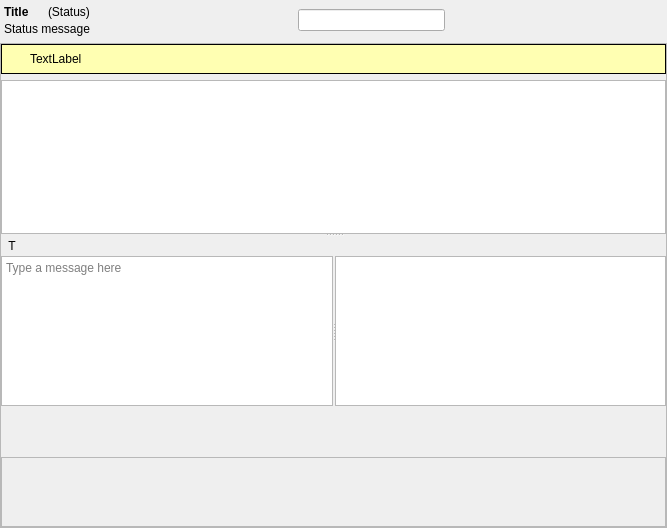
First picture: the form in retroshare-gui/src/gui/chat/ChatWidget.ui, repository RetroShare/RetroShare, before the edit.
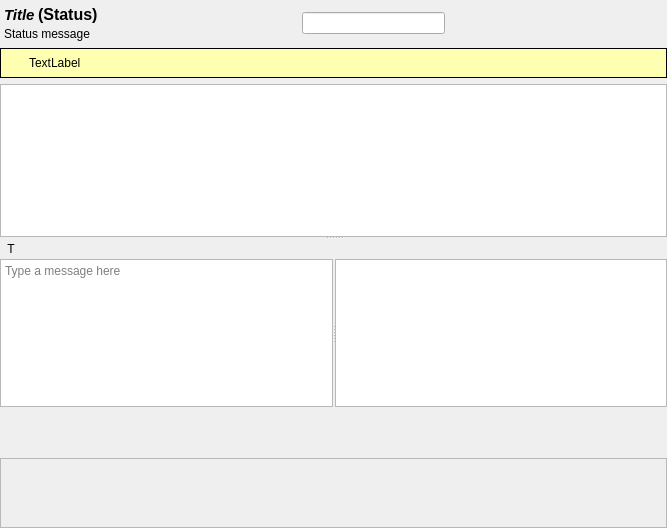
Second picture: the form after the edit. Icons and pictures are not drawn. Custom widgets are drawn as their Qt base class.

Diff of the .ui file:
```diff
--- a/retroshare-gui/src/gui/chat/ChatWidget.ui
+++ b/retroshare-gui/src/gui/chat/ChatWidget.ui
@@ -84,10 +84,12 @@
           <item>
            <layout class="QHBoxLayout" name="nameLayout">
             <item>
-             <widget class="StyledLabel" name="titleLabel">
+             <widget class="QLabel" name="titleLabel">
               <property name="font">
                <font>
+                <pointsize>11</pointsize>
                 <weight>75</weight>
+                <italic>true</italic>
                 <bold>true</bold>
                </font>
               </property>
@@ -100,7 +102,14 @@
              </widget>
             </item>
             <item>
-             <widget class="StyledLabel" name="statusLabel">
+             <widget class="QLabel" name="statusLabel">
+              <property name="font">
+               <font>
+                <pointsize>12</pointsize>
+                <weight>75</weight>
+                <bold>true</bold>
+               </font>
+              </property>
               <property name="text">
                <string>(Status)</string>
               </property>
@@ -121,14 +130,14 @@
          </layout>
         </item>
         <item>
-         <widget class="QFrame" name="pluginTopFrame">
+         <widget class="QFrame" name="trans_Frame_PluginTop">
           <property name="frameShape">
            <enum>QFrame::NoFrame</enum>
           </property>
           <property name="frameShadow">
            <enum>QFrame::Plain</enum>
           </property>
-          <layout class="QHBoxLayout" name="pluginTitleFrameHLayout_2">
+          <layout class="QHBoxLayout" name="trans_Frame_PluginTop_HL">
            <property name="spacing">
             <number>3</number>
            </property>
@@ -311,14 +320,14 @@
          </widget>
         </item>
         <item>
-         <widget class="QFrame" name="pluginTitleFrame">
+         <widget class="QFrame" name="trans_Frame_PluginTitle">
           <property name="frameShape">
            <enum>QFrame::NoFrame</enum>
           </property>
           <property name="frameShadow">
            <enum>QFrame::Plain</enum>
           </property>
-          <layout class="QHBoxLayout" name="pluginTitleFrameHLayout">
+          <layout class="QHBoxLayout" name="trans_Frame_PluginTitle_HL">
            <property name="spacing">
             <number>3</number>
            </property>
@@ -355,12 +364,6 @@
          <height>0</height>
         </size>
        </property>
-       <property name="frameShape">
-        <enum>QFrame::StyledPanel</enum>
-       </property>
-       <property name="frameShadow">
-        <enum>QFrame::Raised</enum>
-       </property>
        <layout class="QVBoxLayout" name="chatTextFrameVLayout">
         <property name="leftMargin">
          <number>0</number>
@@ -375,10 +378,19 @@
          <number>0</number>
         </property>
         <item>
-         <widget class="QFrame" name="infoFrame">
+         <widget class="QFrame" name="info_Frame">
           <property name="palette">
            <palette>
             <active>
+             <colorrole role="WindowText">
+              <brush brushstyle="SolidPattern">
+               <color alpha="255">
+                <red>0</red>
+                <green>0</green>
+                <blue>0</blue>
+               </color>
+              </brush>
+             </colorrole>
              <colorrole role="Base">
               <brush brushstyle="SolidPattern">
                <color alpha="255">
@@ -399,6 +411,15 @@
              </colorrole>
             </active>
             <inactive>
+             <colorrole role="WindowText">
+              <brush brushstyle="SolidPattern">
+               <color alpha="255">
+                <red>0</red>
+                <green>0</green>
+                <blue>0</blue>
+               </color>
+              </brush>
+             </colorrole>
              <colorrole role="Base">
               <brush brushstyle="SolidPattern">
                <color alpha="255">
@@ -419,6 +440,15 @@
              </colorrole>
             </inactive>
             <disabled>
+             <colorrole role="WindowText">
+              <brush brushstyle="SolidPattern">
+               <color alpha="255">
+                <red>154</red>
+                <green>154</green>
+                <blue>154</blue>
+               </color>
+              </brush>
+             </colorrole>
              <colorrole role="Base">
               <brush brushstyle="SolidPattern">
                <color alpha="255">
@@ -1089,21 +1119,6 @@
   </action>
  </widget>
  <customwidgets>
-  <customwidget>
-   <class>LineEditClear</class>
-   <extends>QLineEdit</extends>
-   <header location="global">gui/common/LineEditClear.h</header>
-  </customwidget>
-  <customwidget>
-   <class>StyledLabel</class>
-   <extends>QLabel</extends>
-   <header>gui/common/StyledLabel.h</header>
-  </customwidget>
-  <customwidget>
-   <class>RSTextBrowser</class>
-   <extends>QTextBrowser</extends>
-   <header>gui/common/RSTextBrowser.h</header>
-  </customwidget>
   <customwidget>
    <class>HashBox</class>
    <extends>QScrollArea</extends>
@@ -1115,6 +1130,16 @@
    <extends>QTextEdit</extends>
    <header location="global">gui/common/MimeTextEdit.h</header>
   </customwidget>
+  <customwidget>
+   <class>LineEditClear</class>
+   <extends>QLineEdit</extends>
+   <header>gui/common/LineEditClear.h</header>
+  </customwidget>
+  <customwidget>
+   <class>RSTextBrowser</class>
+   <extends>QTextBrowser</extends>
+   <header>gui/common/RSTextBrowser.h</header>
+  </customwidget>
  </customwidgets>
  <resources>
   <include location="../WikiPoos/Wiki_images.qrc"/>
```
Left out of the diff: 3 changed lines with no effect on the pictures.
